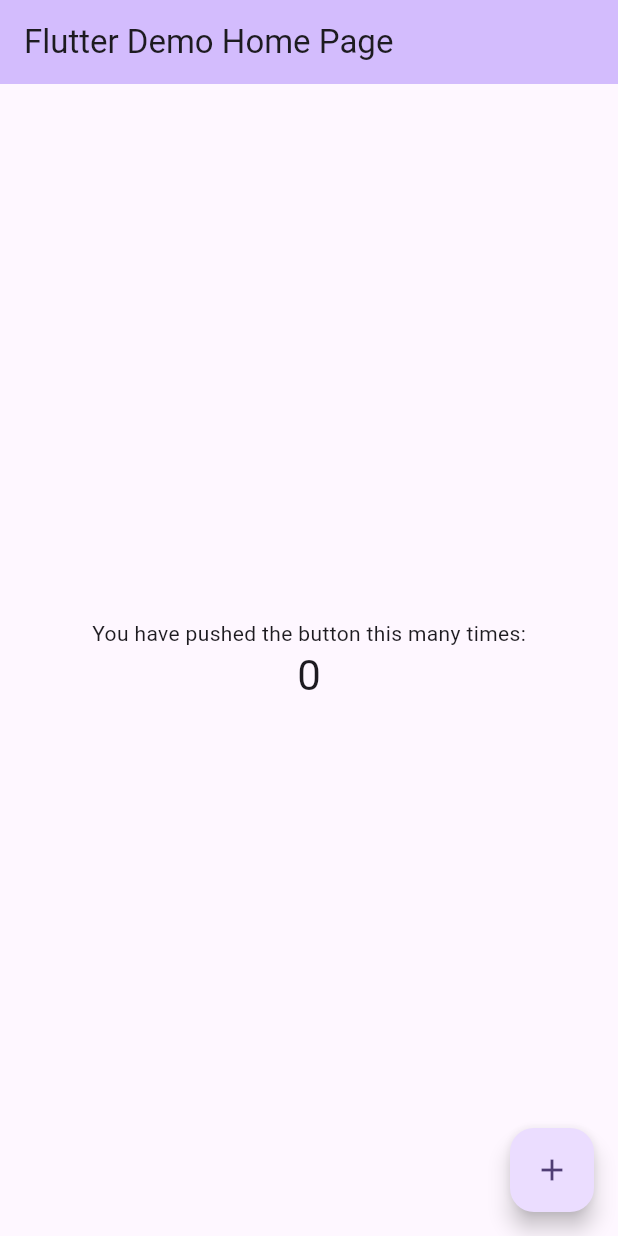
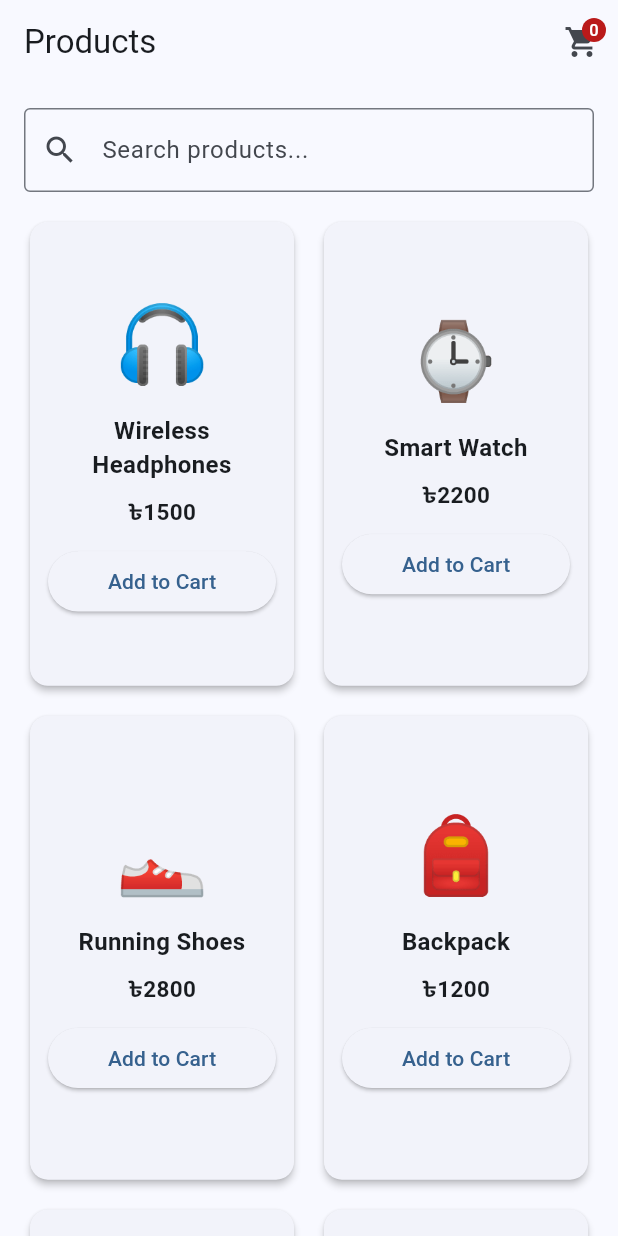
Before and after one commit to jakir-hossain123/Product-Cart-App-using-Provider, a Flutter app: the screen it shows after launch, on a phone screen of 412 x 824 dp. Run offline on Flutter 3.47's test engine with Material 3 defaults, Android fonts, the phone set to English and light mode, and no system bars.

Commit message:
Product Cart App using Provider Done

```diff
--- /dev/null
+++ b/lib/data/product_data.dart
@@ -0,0 +1,46 @@
+import '../models/product_model.dart';
+
+final List<ProductModel> products = [
+  ProductModel(
+    id: 1,
+    name: 'Wireless Headphones',
+    price: 1500,
+    image: '🎧',
+  ),
+  ProductModel(
+    id: 2,
+    name: 'Smart Watch',
+    price: 2200,
+    image: '⌚',
+  ),
+  ProductModel(
+    id: 3,
+    name: 'Running Shoes',
+    price: 2800,
+    image: '👟',
+  ),
+  ProductModel(
+    id: 4,
+    name: 'Backpack',
+    price: 1200,
+    image: '🎒',
+  ),
+  ProductModel(
+    id: 5,
+    name: 'Sunglasses',
+    price: 900,
+    image: '🕶️',
+  ),
+  ProductModel(
+    id: 6,
+    name: 'Laptop',
+    price: 65000,
+    image: '💻',
+  ),
+  ProductModel(
+    id: 7,
+    name: 'Wireless Headphones 2',
+    price: 2200,
+    image: '🎧',
+  ),
+];
--- a/lib/main.dart
+++ b/lib/main.dart
@@ -1,122 +1,32 @@
 import 'package:flutter/material.dart';
+import 'package:provider/provider.dart';
+import 'package:shopping_card_app/providers/cart_provider.dart';
+import 'package:shopping_card_app/screens/product_list_screen.dart';
 
 void main() {
-  runApp(const MyApp());
+  runApp(
+      ChangeNotifierProvider(
+          create: (BuildContext context) =>CartProvider(),
+          child: const ShoppingCardApp()
+      )
+  );
 }
 
-class MyApp extends StatelessWidget {
-  const MyApp({super.key});
+class ShoppingCardApp extends StatelessWidget {
+  const ShoppingCardApp({super.key});
 
-  // This widget is the root of your application.
   @override
   Widget build(BuildContext context) {
     return MaterialApp(
-      title: 'Flutter Demo',
+      debugShowCheckedModeBanner: false,
+      title: 'Product Cart App',
       theme: ThemeData(
-        // This is the theme of your application.
-        //
-        // TRY THIS: Try running your application with "flutter run". You'll see
-        // the application has a purple toolbar. Then, without quitting the app,
-        // try changing the seedColor in the colorScheme below to Colors.green
-        // and then invoke "hot reload" (save your changes or press the "hot
-        // reload" button in a Flutter-supported IDE, or press "r" if you used
-        // the command line to start the app).
-        //
-        // Notice that the counter didn't reset back to zero; the application
-        // state is not lost during the reload. To reset the state, use hot
-        // restart instead.
-        //
-        // This works for code too, not just values: Most code changes can be
-        // tested with just a hot reload.
-        colorScheme: .fromSeed(seedColor: Colors.deepPurple),
+        colorScheme: ColorScheme.fromSeed(
+          seedColor: Colors.blue,
+        ),
+        useMaterial3: true,
       ),
-      home: const MyHomePage(title: 'Flutter Demo Home Page'),
+      home: const ProductListScreen(),
     );
   }
 }
-
-class MyHomePage extends StatefulWidget {
-  const MyHomePage({super.key, required this.title});
-
-  // This widget is the home page of your application. It is stateful, meaning
-  // that it has a State object (defined below) that contains fields that affect
-  // how it looks.
-
-  // This class is the configuration for the state. It holds the values (in this
-  // case the title) provided by the parent (in this case the App widget) and
-  // used by the build method of the State. Fields in a Widget subclass are
-  // always marked "final".
-
-  final String title;
-
-  @override
-  State<MyHomePage> createState() => _MyHomePageState();
-}
-
-class _MyHomePageState extends State<MyHomePage> {
-  int _counter = 0;
-
-  void _incrementCounter() {
-    setState(() {
-      // This call to setState tells the Flutter framework that something has
-      // changed in this State, which causes it to rerun the build method below
-      // so that the display can reflect the updated values. If we changed
-      // _counter without calling setState(), then the build method would not be
-      // called again, and so nothing would appear to happen.
-      _counter++;
-    });
-  }
-
-  @override
-  Widget build(BuildContext context) {
-    // This method is rerun every time setState is called, for instance as done
-    // by the _incrementCounter method above.
-    //
-    // The Flutter framework has been optimized to make rerunning build methods
-    // fast, so that you can just rebuild anything that needs updating rather
-    // than having to individually change instances of widgets.
-    return Scaffold(
-      appBar: AppBar(
-        // TRY THIS: Try changing the color here to a specific color (to
-        // Colors.amber, perhaps?) and trigger a hot reload to see the AppBar
-        // change color while the other colors stay the same.
-        backgroundColor: Theme.of(context).colorScheme.inversePrimary,
-        // Here we take the value from the MyHomePage object that was created by
-        // the App.build method, and use it to set our appbar title.
-        title: Text(widget.title),
-      ),
-      body: Center(
-        // Center is a layout widget. It takes a single child and positions it
-        // in the middle of the parent.
-        child: Column(
-          // Column is also a layout widget. It takes a list of children and
-          // arranges them vertically. By default, it sizes itself to fit its
-          // children horizontally, and tries to be as tall as its parent.
-          //
-          // Column has various properties to control how it sizes itself and
-          // how it positions its children. Here we use mainAxisAlignment to
-          // center the children vertically; the main axis here is the vertical
-          // axis because Columns are vertical (the cross axis would be
-          // horizontal).
-          //
-          // TRY THIS: Invoke "debug painting" (choose the "Toggle Debug Paint"
-          // action in the IDE, or press "p" in the console), to see the
-          // wireframe for each widget.
-          mainAxisAlignment: .center,
-          children: [
-            const Text('You have pushed the button this many times:'),
-            Text(
-              '$_counter',
-              style: Theme.of(context).textTheme.headlineMedium,
-            ),
-          ],
-        ),
-      ),
-      floatingActionButton: FloatingActionButton(
-        onPressed: _incrementCounter,
-        tooltip: 'Increment',
-        child: const Icon(Icons.add),
-      ),
-    );
-  }
-}
--- /dev/null
+++ b/lib/models/cart_item.dart
@@ -0,0 +1,11 @@
+import 'product_model.dart';
+
+class CartItem {
+  final ProductModel product;
+  int quantity;
+
+  CartItem({
+    required this.product,
+    this.quantity = 1,
+  });
+}
--- /dev/null
+++ b/lib/models/product_model.dart
@@ -0,0 +1,14 @@
+class ProductModel {
+  final int id;
+  final String name;
+  final double price;
+  final String image;
+
+
+  ProductModel({
+    required this.id,
+    required this.name,
+    required this.price,
+    required this.image,
+});
+}
--- /dev/null
+++ b/lib/screens/product_list_screen.dart
@@ -0,0 +1,128 @@
+import 'package:flutter/material.dart';
+import 'package:provider/provider.dart';
+import '../data/product_data.dart';
+import '../providers/cart_provider.dart';
+import 'cart_screen.dart';
+
+class ProductListScreen extends StatelessWidget {
+  const ProductListScreen({super.key});
+
+  @override
+  Widget build(BuildContext context) {
+    final cartProvider = context.watch<CartProvider>();
+
+    return Scaffold(
+      appBar: AppBar(
+        title: const Text('Products'),
+        actions: [
+          IconButton(
+            onPressed: () {
+              Navigator.push(context, MaterialPageRoute(builder: (context)=>CartScreen()));
+            },
+            icon: Badge(
+              label: Text(cartProvider.totalItems.toString()),
+              child: const Icon(Icons.shopping_cart),
+            ),
+          ),
+        ],
+      ),
+      body: Column(
+        children: [
+          Padding(
+            padding: const EdgeInsets.all(16),
+            child: TextField(
+              onChanged: (value) {
+                context.read<CartProvider>().setSearchQuery(value);
+              },
+              decoration: InputDecoration(
+                hintText: 'Search products...',
+                prefixIcon: const Icon(Icons.search),
+                suffixIcon: cartProvider.searchQuery.isNotEmpty
+                    ? IconButton(
+                  onPressed: () {
+                    context.read<CartProvider>().setSearchQuery('');
+                  },
+                  icon: const Icon(Icons.clear),
+                )
+                    : null,
+                border: const OutlineInputBorder(),
+              ),
+            ),
+          ),
+
+          Expanded(
+            child: GridView.builder(
+              padding: const EdgeInsets.fromLTRB(16, 0, 16, 16),
+    itemCount: cartProvider.filteredProducts.length,
+              gridDelegate: const SliverGridDelegateWithFixedCrossAxisCount(
+                crossAxisCount: 2,
+                crossAxisSpacing: 12,
+                mainAxisSpacing: 12,
+                childAspectRatio: 0.58,
+              ),
+              itemBuilder: (context, index) {
+                final product = cartProvider.filteredProducts[index];
+
+                return Card(
+                  elevation: 2,
+                  child: Padding(
+                    padding: const EdgeInsets.all(12),
+                    child: Column(
+                      mainAxisAlignment: MainAxisAlignment.center,
+                      children: [
+                        Text(
+                          product.image,
+                          style: const TextStyle(fontSize: 50),
+                        ),
+                        const SizedBox(height: 10),
+                        Text(
+                          product.name,
+                          textAlign: TextAlign.center,
+                          maxLines: 2,
+                          overflow: TextOverflow.ellipsis,
+                          style: const TextStyle(
+                            fontSize: 16,
+                            fontWeight: FontWeight.bold,
+                          ),
+                        ),
+                        const SizedBox(height: 8),
+                        Text(
+                          '৳${product.price.toStringAsFixed(0)}',
+                          style: const TextStyle(
+                            fontSize: 15,
+                            fontWeight: FontWeight.w600,
+                          ),
+                        ),
+                        const SizedBox(height: 12),
+                        SizedBox(
+                          width: double.infinity,
+                          child: ElevatedButton(
+                            onPressed: () {
+                              context
+                                  .read<CartProvider>()
+                                  .addToCart(product);
+
+                              ScaffoldMessenger.of(context).showSnackBar(
+                                SnackBar(
+                                  content: Text(
+                                    '${product.name} added to cart',
+                                  ),
+                                  duration: const Duration(seconds: 1),
+                                ),
+                              );
+                            },
+                            child: const Text('Add to Cart'),
+                          ),
+                        ),
+                      ],
+                    ),
+                  ),
+                );
+              },
+            ),
+          ),
+        ],
+      ),
+    );
+  }
+}
--- a/pubspec.yaml
+++ b/pubspec.yaml
@@ -34,6 +34,7 @@ dependencies:
   # The following adds the Cupertino Icons font to your application.
   # Use with the CupertinoIcons class for iOS style icons.
   cupertino_icons: ^1.0.8
+  provider: ^6.1.5+1
 
 dev_dependencies:
   flutter_test:
@@ -58,8 +59,8 @@ flutter:
   uses-material-design: true
 
   # To add assets to your application, add an assets section, like this:
-  # assets:
-  #   - images/a_dot_burr.jpeg
+  assets:
+    - asset/
   #   - images/a_dot_ham.jpeg
 
   # An image asset can refer to one or more resolution-specific "variants", see
```
Also changed, not shown: lib/providers/cart_provider.dart (added, +122 -0 lines), lib/screens/cart_screen.dart (added, +249 -0 lines), asset/cart_screen.jpg (added), asset/product_list_screen.jpg (added), asset/search_feature.jpg (added), lib/widgets/product_card.dart (added), pubspec.lock, 2 other files.
